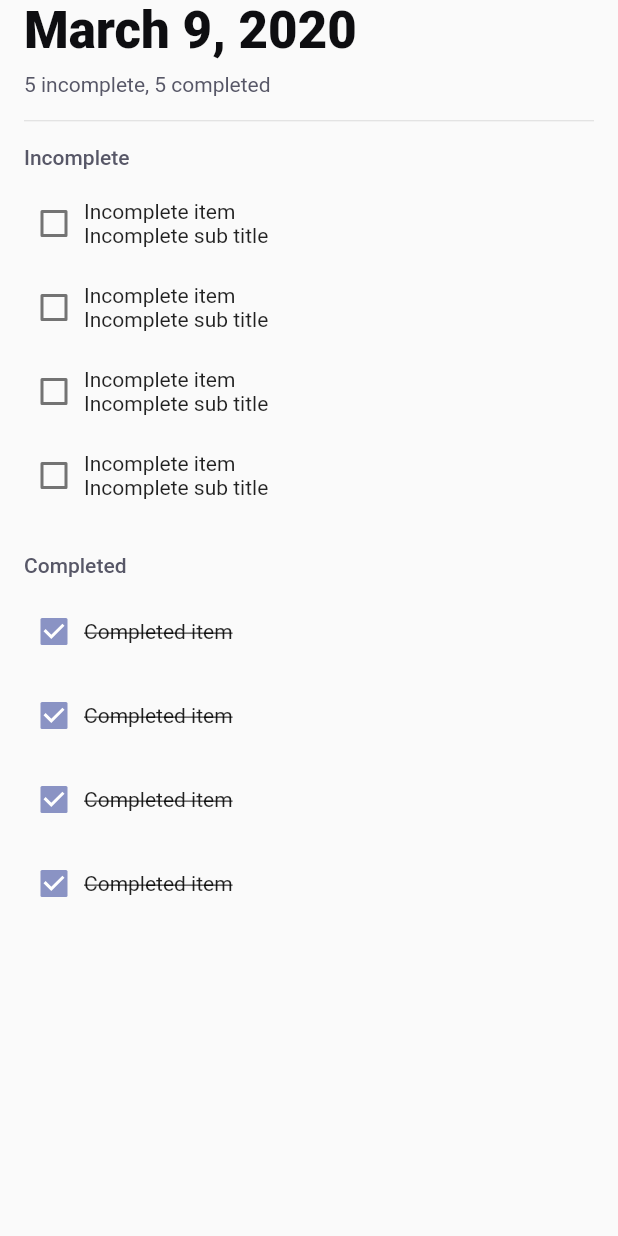
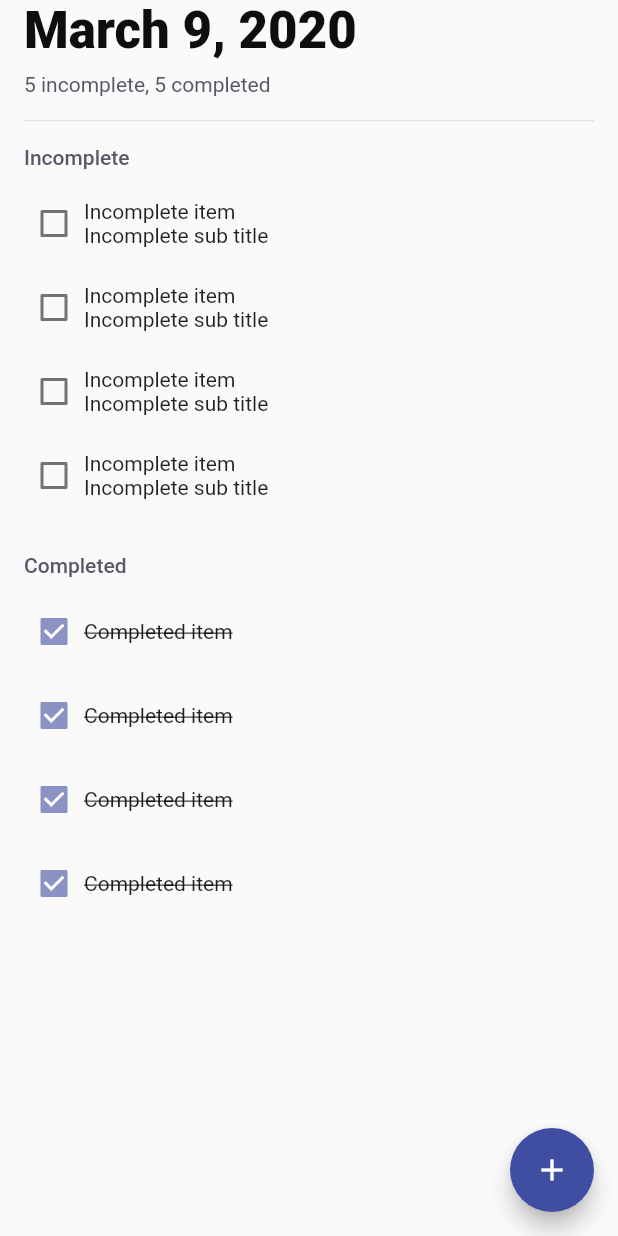
Before and after one commit to suesitran/todo_app, a Flutter app: the screen it shows after launch, on a phone screen of 412 x 824 dp. Run offline on Flutter 3.47's test engine with Material 2 defaults, Android fonts, the phone set to English and light mode, and no system bars.

Commit message:
Complete UI for Home page

```diff
--- a/lib/features/home/home_page.dart
+++ b/lib/features/home/home_page.dart
@@ -6,6 +6,13 @@ class HomePage extends StatelessWidget {
   @override
   Widget build(BuildContext context) {
     return Scaffold(
+      floatingActionButton: FloatingActionButton(
+        onPressed: () {
+          // TODO implement on press action
+        },
+        backgroundColor: Theme.of(context).primaryColor,
+        child: const Icon(Icons.add, color: Colors.white,),
+      ),
       body: SafeArea(
         child: Padding(
           padding: const EdgeInsets.only(left: 16, right: 16),
```
